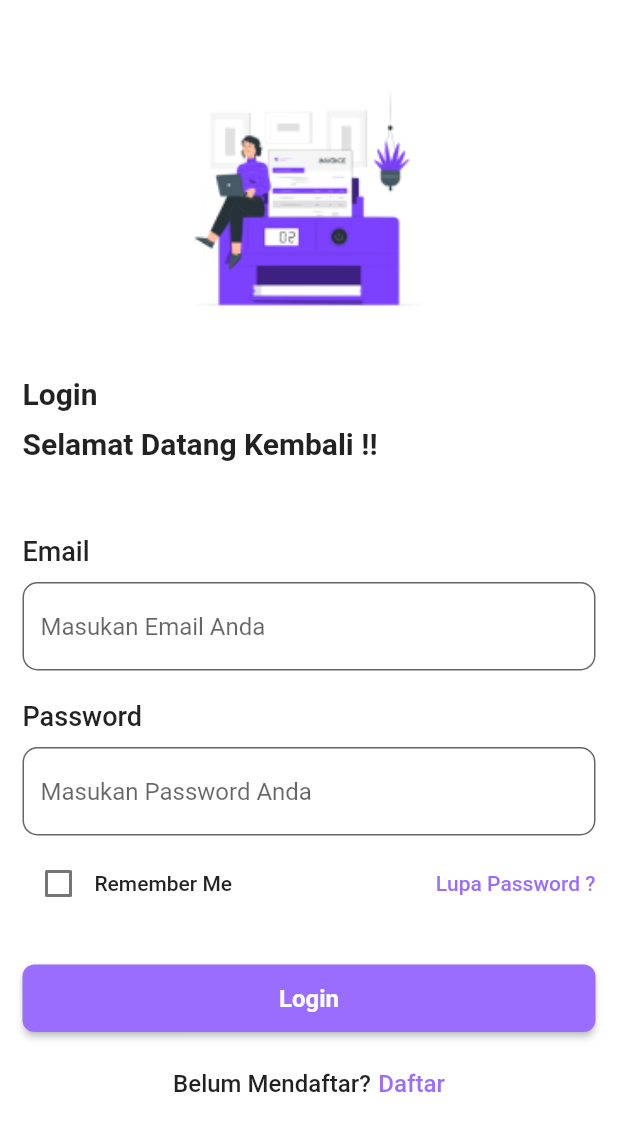
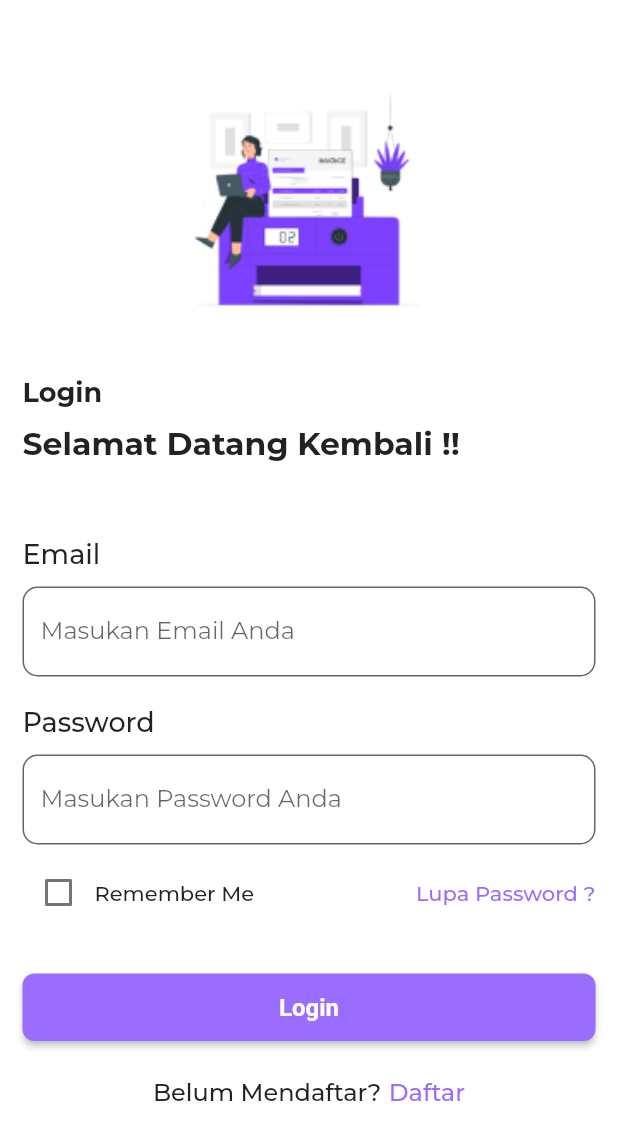
Before and after one commit to Capstone-Project-Alta-KM2/invoiceinaja-frontend-flutter, a Flutter app: the screen it shows after launch, on a phone screen of 412 x 824 dp. Shown: the top 1140 px of the screen. Run offline on Flutter 3.47's test engine with Material 2 defaults, Android fonts, the phone set to English and light mode, and no system bars; our stand-ins replace google_fonts.

Commit message:
update font and bottom tab navigation

```diff
--- a/invoiceinaja/lib/main.dart
+++ b/invoiceinaja/lib/main.dart
@@ -1,4 +1,5 @@
 import 'package:flutter/material.dart';
+import 'package:google_fonts/google_fonts.dart';
 import 'package:invoiceinaja/screen/Login/login_screen.dart';
 
 void main() {
@@ -10,9 +11,13 @@ class InvoiceinAja extends StatelessWidget {
 
   @override
   Widget build(BuildContext context) {
-    return const MaterialApp(
+    return MaterialApp(
       debugShowCheckedModeBanner: false,
-      home: LoginScreen(),
+      title: 'InvoiceinAja',
+      theme: ThemeData(
+        fontFamily: GoogleFonts.montserrat().fontFamily,
+      ),
+      home: const LoginScreen(),
     );
   }
 }
--- a/invoiceinaja/lib/screen/dashboard/dashboard_screen.dart
+++ b/invoiceinaja/lib/screen/dashboard/dashboard_screen.dart
@@ -23,7 +23,7 @@ class DashboardScreen extends StatelessWidget {
             Container(
               width: 32,
               height: 32,
-              margin: EdgeInsets.only(right: 10),
+              margin: const EdgeInsets.only(right: 10),
               decoration: const BoxDecoration(
                 image: DecorationImage(
                   image: AssetImage(
--- a/invoiceinaja/lib/screen/login/login_screen.dart
+++ b/invoiceinaja/lib/screen/login/login_screen.dart
@@ -73,7 +73,7 @@ class _LoginScreenState extends State<LoginScreen> {
                       child: const Text(
                         'Login',
                         style: TextStyle(
-                          fontSize: 20,
+                          fontSize: 18,
                           fontWeight: FontWeight.bold,
                         ),
                       ),
@@ -83,7 +83,7 @@ class _LoginScreenState extends State<LoginScreen> {
                       child: const Text(
                         'Selamat Datang Kembali !!',
                         style: TextStyle(
-                          fontSize: 20,
+                          fontSize: 21,
                           fontWeight: FontWeight.bold,
                         ),
                       ),
```
Also changed, not shown: invoiceinaja/pubspec.yaml (+5 -10 lines), invoiceinaja/pubspec.lock, 1 other file.
